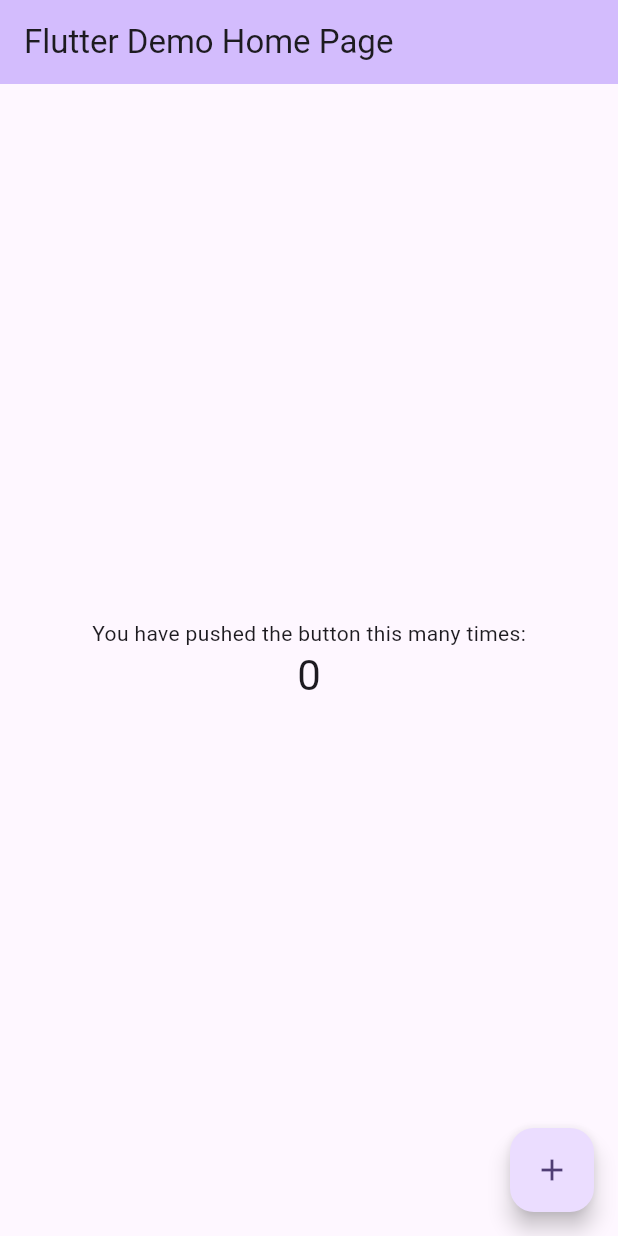
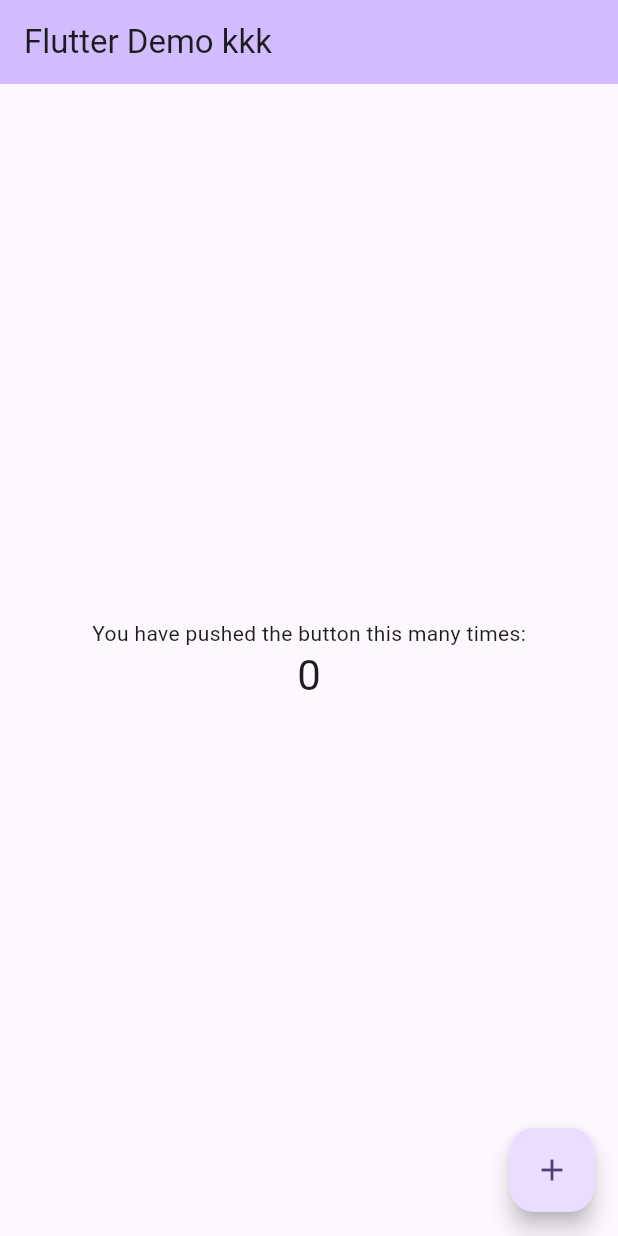
Before and after one commit to BounhiengSOMPHONG/tuv_project, a Flutter app: the screen it shows after launch, on a phone screen of 412 x 824 dp. Run offline on Flutter 3.47's test engine with Material 3 defaults, Android fonts, the phone set to English and light mode, and no system bars.

```diff
--- a/front_end/lib/main.dart
+++ b/front_end/lib/main.dart
@@ -11,7 +11,7 @@ class MyApp extends StatelessWidget {
   @override
   Widget build(BuildContext context) {
     return MaterialApp(
-      title: 'Flutter Demo',
+      title: 'Flutter kkk',
       theme: ThemeData(
         // This is the theme of your application.
         //
@@ -30,7 +30,7 @@ class MyApp extends StatelessWidget {
         // tested with just a hot reload.
         colorScheme: ColorScheme.fromSeed(seedColor: Colors.deepPurple),
       ),
-      home: const MyHomePage(title: 'Flutter Demo Home Page'),
+      home: const MyHomePage(title: 'Flutter Demo kkk'),
     );
   }
 }
```
Also changed, not shown: 3 other files.
